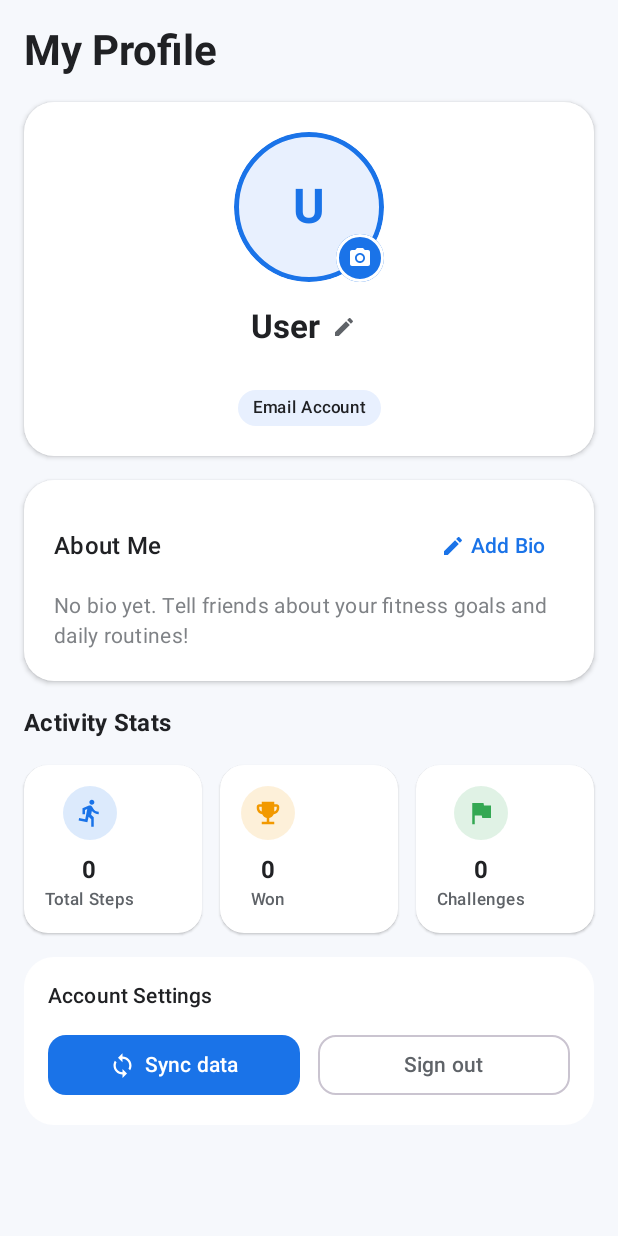
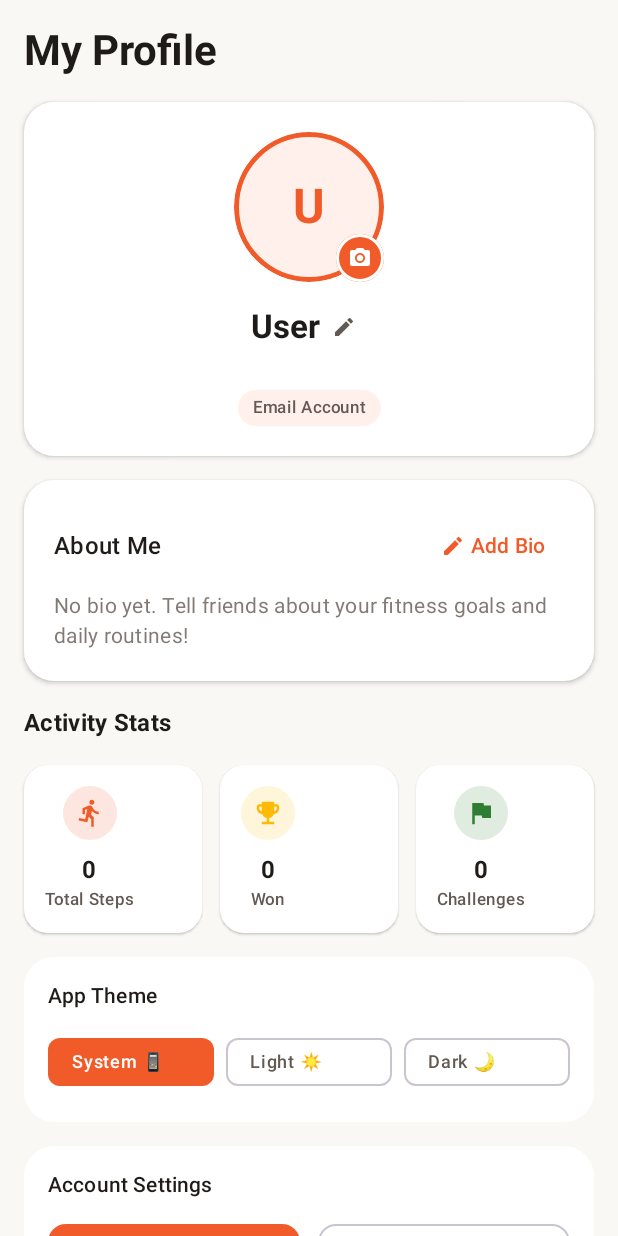
Before and after one commit to ba4b0d/hamghadam, an Android app built with Jetpack Compose: the composable ProfileScreen shown on its own in the app's theme, on a phone screen of 412 x 824 dp. Run offline under Robolectric (Android 15) with nearby library versions, the light colour scheme and no system bars; pictures from the network do not load.

Commit message:
feat(ui): implement Dark Mode theme support & brand palette polish

```diff
--- a/android/app/build.gradle.kts
+++ b/android/app/build.gradle.kts
@@ -12,8 +12,8 @@ android {
         applicationId = "com.fitnessapp.android"
         minSdk = 28
         targetSdk = 37
-        versionCode = 3
-        versionName = "0.3.0"
+        versionCode = 4
+        versionName = "0.4.0"
 
         testInstrumentationRunner = "androidx.test.runner.AndroidJUnitRunner"
         vectorDrawables { useSupportLibrary = true }
--- a/android/app/src/main/java/com/fitnessapp/android/MainActivity.kt
+++ b/android/app/src/main/java/com/fitnessapp/android/MainActivity.kt
@@ -14,8 +14,11 @@ class MainActivity : ComponentActivity() {
         super.onCreate(savedInstanceState)
         enableEdgeToEdge()
         routeExternalIntent(intent)
+        val container = (application as FitnessApp).container
         setContent {
-            FitnessAppTheme {
+            val themeModeStr = container.authStore.themeMode
+            val themeMode = try { com.fitnessapp.android.ui.theme.AppThemeMode.valueOf(themeModeStr) } catch (_: Exception) { com.fitnessapp.android.ui.theme.AppThemeMode.SYSTEM }
+            FitnessAppTheme(themeMode = themeMode) {
                 MainScreen()
             }
         }
--- a/android/app/src/main/java/com/fitnessapp/android/data/network/AuthStore.kt
+++ b/android/app/src/main/java/com/fitnessapp/android/data/network/AuthStore.kt
@@ -51,6 +51,10 @@ class AuthStore(context: Context) {
     var fcmTokenRegistered: Boolean
         get() = prefs.getBoolean(KEY_FCM_REGISTERED, false)
         set(value) = prefs.edit().putBoolean(KEY_FCM_REGISTERED, value).apply()
+
+    var themeMode: String
+        get() = prefs.getString(KEY_THEME_MODE, "SYSTEM") ?: "SYSTEM"
+        set(value) = prefs.edit().putString(KEY_THEME_MODE, value).apply()
 
     /** Backend base URL including /api/v1. Defaulted via BuildConfig. */
     var baseUrl: String
@@ -107,6 +111,7 @@ class AuthStore(context: Context) {
         private const val KEY_FCM_TOKEN = "fcm_token"
         private const val KEY_FCM_REGISTERED = "fcm_token_registered"
         private const val KEY_BASE_URL = "base_url"
+        private const val KEY_THEME_MODE = "theme_mode"
         private const val KEY_LAST_SYNC_DATE = "last_sync_date"
         private const val KEY_LAST_SYNC_AT = "last_sync_at"
         private const val KEY_LAST_SYNC_STATUS = "last_sync_status"
--- a/android/app/src/main/java/com/fitnessapp/android/ui/profile/ProfileScreen.kt
+++ b/android/app/src/main/java/com/fitnessapp/android/ui/profile/ProfileScreen.kt
@@ -35,6 +35,10 @@ import androidx.compose.material3.Button
 import androidx.compose.material3.Card
 import androidx.compose.material3.CardDefaults
 import androidx.compose.material3.CircularProgressIndicator
+import androidx.compose.material3.ElevatedCard
+import androidx.compose.material3.ExperimentalMaterial3Api
+import androidx.compose.material3.FilterChip
+import androidx.compose.material3.FilterChipDefaults
 import androidx.compose.material3.Icon
 import androidx.compose.material3.IconButton
 import androidx.compose.material3.MaterialTheme
@@ -352,6 +356,46 @@ fun ProfileScreen(
             )
         }
 
+        // App Theme Card
+        Card(
+            modifier = Modifier.fillMaxWidth(),
+            shape = RoundedCornerShape(20.dp),
+            colors = CardDefaults.cardColors(containerColor = MaterialTheme.colorScheme.surface),
+        ) {
+            Column(modifier = Modifier.padding(16.dp)) {
+                Text(
+                    text = "App Theme",
+                    style = MaterialTheme.typography.titleSmall,
+                    fontWeight = FontWeight.SemiBold,
+                )
+                Spacer(modifier = Modifier.height(10.dp))
+                Row(
+                    modifier = Modifier.fillMaxWidth(),
+                    horizontalArrangement = Arrangement.spacedBy(8.dp),
+                ) {
+                    val currentMode = state.themeMode
+                    val options = listOf(
+                        "SYSTEM" to "System 📱",
+                        "LIGHT" to "Light ☀️",
+                        "DARK" to "Dark 🌙"
+                    )
+                    options.forEach { (modeKey, label) ->
+                        val selected = currentMode == modeKey
+                        FilterChip(
+                            selected = selected,
+                            onClick = { viewModel.setThemeMode(modeKey) },
+                            label = { Text(label, style = MaterialTheme.typography.labelMedium) },
+                            modifier = Modifier.weight(1f),
+                            colors = FilterChipDefaults.filterChipColors(
+                                selectedContainerColor = MaterialTheme.colorScheme.primary,
+                                selectedLabelColor = Color.White,
+                            )
+                        )
+                    }
+                }
+            }
+        }
+
         // Account Actions
         Card(
             modifier = Modifier.fillMaxWidth(),
--- a/android/app/src/main/java/com/fitnessapp/android/ui/profile/ProfileViewModel.kt
+++ b/android/app/src/main/java/com/fitnessapp/android/ui/profile/ProfileViewModel.kt
@@ -17,6 +17,7 @@ import java.time.LocalDate
 data class ProfileUiState(
     val user: UserProfile? = null,
     val stats: UserStats = UserStats(),
+    val themeMode: String = "SYSTEM",
     val isLoading: Boolean = false,
     val isUpdatingBio: Boolean = false,
     val isUploadingAvatar: Boolean = false,
@@ -29,6 +30,7 @@ class ProfileViewModel(app: Application) : AndroidViewModel(app) {
 
     private val _state = MutableStateFlow(
         ProfileUiState(
+            themeMode = container.authStore.themeMode,
             user = container.authStore.userId?.let {
                 UserProfile(
                     id = it,
@@ -45,6 +47,11 @@ class ProfileViewModel(app: Application) : AndroidViewModel(app) {
 
     init {
         loadProfile()
+    }
+
+    fun setThemeMode(mode: String) {
+        container.authStore.themeMode = mode
+        _state.update { it.copy(themeMode = mode) }
     }
 
     fun loadProfile() {
```
Also changed, not shown: android/app/src/main/java/com/fitnessapp/android/ui/theme/Color.kt (added, +42 -0 lines), android/app/src/main/java/com/fitnessapp/android/ui/theme/Theme.kt (+68 -22 lines).
